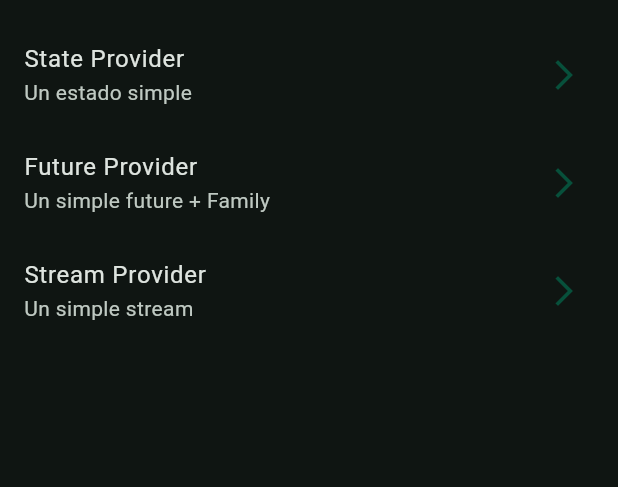
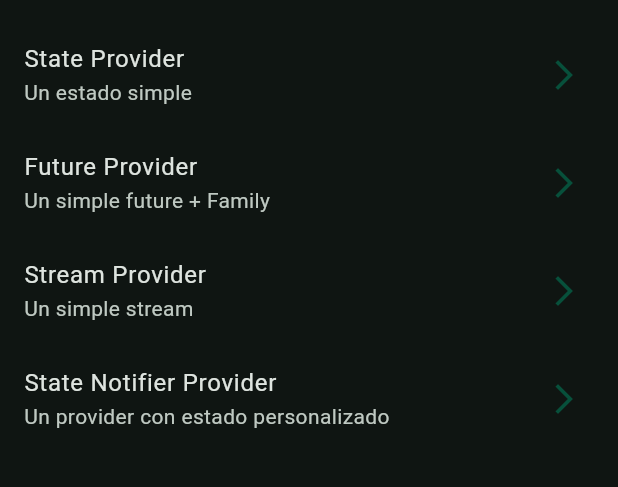
Before and after one commit to max-vigtov/river-app, a Flutter app: the screen it shows after launch, on a phone screen of 412 x 824 dp, the part 63-550 px from its top. Run offline on Flutter 3.47's test engine with Material 3 defaults, Android fonts, the phone set to English and light mode, and no system bars; our stand-ins replace dio, flutter_riverpod, go_router, google_fonts; missing offline and left inert: random_name_generator.

Commit message:
State notifier provider: Added new route for State Notifier Provider and updated HomeScreen to include a new list tile for it.

```diff
--- a/lib/config/router/app_router.dart
+++ b/lib/config/router/app_router.dart
@@ -25,5 +25,10 @@ final appRouter = GoRouter(
       path: '/stream-provider',
       builder: (context, state) => const StreamScreen(),
     ),
-  ]
+
+    GoRoute(
+      path: '/state-notifier-provider',
+      builder: (context, state) => const TodosScreen(),
+    ),
+   ]
 );
--- /dev/null
+++ b/lib/domain/domain.dart
@@ -0,0 +1 @@
+export 'entities/todo.dart';
--- a/lib/presentation/screens/home/home_screen.dart
+++ b/lib/presentation/screens/home/home_screen.dart
@@ -39,6 +39,12 @@ class _HomeScreenView extends StatelessWidget {
           subtitle: 'Un simple stream',
           location: '/stream-provider'
         ),
+
+        _CustomListTile(
+          title: 'State Notifier Provider',
+          subtitle: 'Un provider con estado personalizado',
+          location: '/state-notifier-provider'
+        ),
       ],
     );
   }
--- a/lib/presentation/screens/screens.dart
+++ b/lib/presentation/screens/screens.dart
@@ -1,4 +1,5 @@
 export '01-state-provider/state_provider_screen.dart';
 export '02-future-provider/pokemon_screen.dart';
 export '03-stream-provider/stream_screen.dart';
+export '04-state-notifier-provider/todos_screen.dart';
 export 'home/home_screen.dart';
```
Also changed, not shown: lib/domain/entities/todo.dart (added, +25 -0 lines), lib/presentation/screens/04-state-notifier-provider/todos_screen.dart (added, +47 -0 lines).
